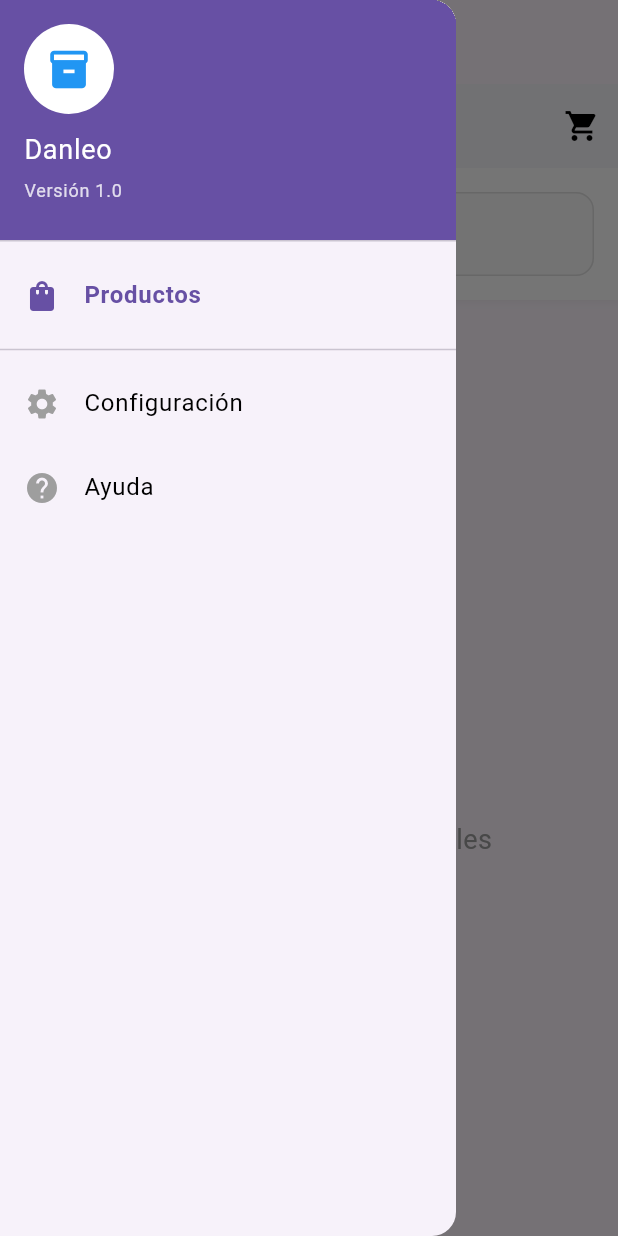
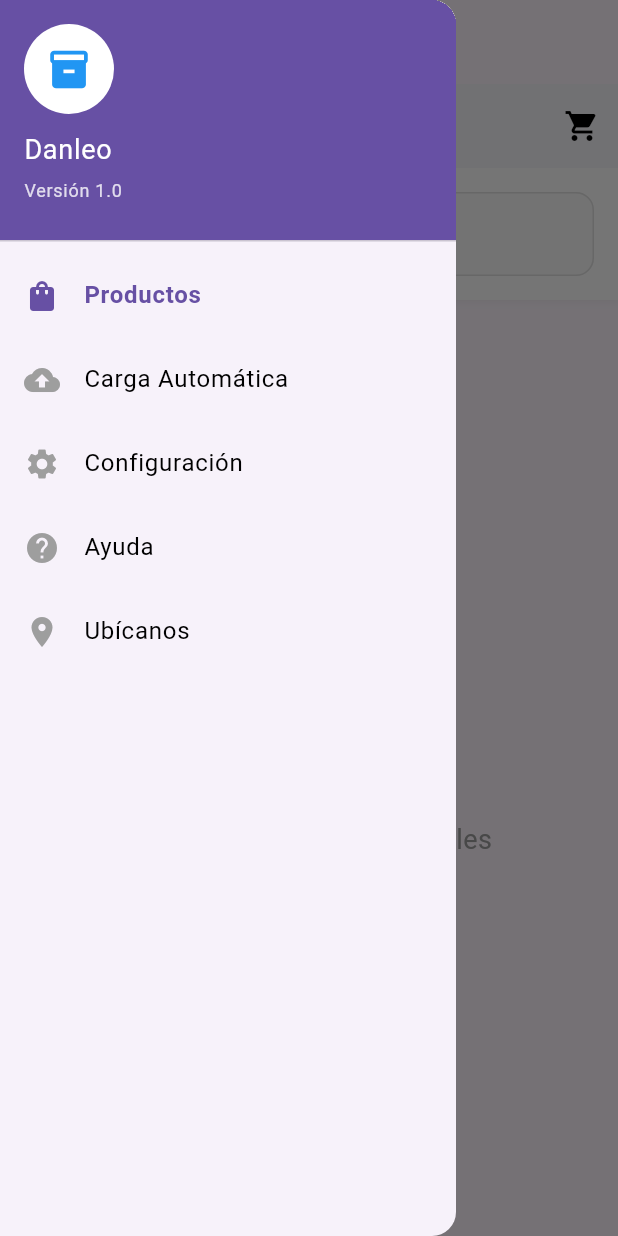
Before and after one commit to leonardaraujo/danleo-flutter, a Flutter app: the screen it shows after launch, with the side drawer open, on a phone screen of 412 x 824 dp. Run offline on Flutter 3.47's test engine with Material 3 defaults, Android fonts, the phone set to English and light mode, and no system bars; our stand-ins replace cloud_firestore, firebase_core, geolocator, google_maps_flutter; accounts and stored records are empty.

Commit message:
Primer commit del proyecto Danleo Flutter

```diff
--- a/lib/main.dart
+++ b/lib/main.dart
@@ -3,6 +3,7 @@ import 'package:firebase_core/firebase_core.dart';
 import 'widgets/product/productList.dart';
 import 'widgets/common/Sidebar.dart';
 import 'utils/AutoUpload.dart';
+import 'widgets/store/store_map_screen.dart'; // ✅ Importación del mapa
 
 void main() async {
   WidgetsFlutterBinding.ensureInitialized();
@@ -41,31 +42,26 @@ class _MainScreenState extends State<MainScreen> {
     setState(() {
       _selectedIndex = index;
     });
-    print('Seleccionado índice: $index'); // Añadido para depuración
+    print('Seleccionado índice: $index');
   }
 
   @override
   Widget build(BuildContext context) {
-    // Lista de widgets que representan las diferentes pantallas
     final List<Widget> screens = [
       const ProductList(),
-      const AutoUpload(), // Asegúrate de que este es el componente correcto
+      const AutoUpload(),
       const Center(child: Text('Configuración')),
       const Center(child: Text('Ayuda')),
+      const StoreMapScreen(), // ✅ Pantalla "Ubícanos" en índice 4
     ];
 
     return Scaffold(
-      appBar: AppBar(
-        title: Text(_getTitleByIndex(_selectedIndex)),
-      ),
+      appBar: AppBar(title: Text(_getTitleByIndex(_selectedIndex))),
       drawer: Sidebar(
         selectedIndex: _selectedIndex,
         onItemSelected: _onItemSelected,
       ),
-      body: IndexedStack(
-        index: _selectedIndex,
-        children: screens,
-      ),
+      body: IndexedStack(index: _selectedIndex, children: screens),
     );
   }
 
@@ -79,6 +75,8 @@ class _MainScreenState extends State<MainScreen> {
         return 'Configuración';
       case 3:
         return 'Ayuda';
+      case 4:
+        return 'Ubícanos'; // ✅ Nuevo título
       default:
         return 'Danleo';
     }
--- a/lib/widgets/cart/CartButton.dart
+++ b/lib/widgets/cart/CartButton.dart
@@ -3,7 +3,7 @@ import "../../services/cartService.dart";
 import 'CartPage.dart';
 
 class CartButton extends StatelessWidget {
-  const CartButton({Key? key}) : super(key: key);
+  const CartButton({super.key});
 
   @override
   Widget build(BuildContext context) {
@@ -20,9 +20,7 @@ class CartButton extends StatelessWidget {
               onPressed: () {
                 Navigator.push(
                   context,
-                  MaterialPageRoute(
-                    builder: (context) => const CartPage(),
-                  ),
+                  MaterialPageRoute(builder: (context) => const CartPage()),
                 );
               },
             ),
--- a/lib/widgets/cart/CartPage.dart
+++ b/lib/widgets/cart/CartPage.dart
@@ -2,7 +2,7 @@ import 'package:flutter/material.dart';
 import "../../services/cartService.dart";
 
 class CartPage extends StatelessWidget {
-  const CartPage({Key? key}) : super(key: key);
+  const CartPage({super.key});
 
   @override
   Widget build(BuildContext context) {
--- a/lib/widgets/common/Sidebar.dart
+++ b/lib/widgets/common/Sidebar.dart
@@ -5,10 +5,10 @@ class Sidebar extends StatelessWidget {
   final Function(int) onItemSelected;
 
   const Sidebar({
-    Key? key,
+    super.key,
     required this.selectedIndex,
     required this.onItemSelected,
-  }) : super(key: key);
+  });
 
   @override
   Widget build(BuildContext context) {
@@ -17,34 +17,25 @@ class Sidebar extends StatelessWidget {
         padding: EdgeInsets.zero,
         children: [
           DrawerHeader(
-            decoration: BoxDecoration(
-              color: Theme.of(context).primaryColor,
-            ),
+            decoration: BoxDecoration(color: Theme.of(context).primaryColor),
             child: Column(
               crossAxisAlignment: CrossAxisAlignment.start,
               children: [
                 const CircleAvatar(
                   radius: 30,
                   backgroundColor: Colors.white,
-                  child: Icon(
-                    Icons.inventory,
-                    size: 30,
-                    color: Colors.blue,
-                  ),
+                  child: Icon(Icons.inventory, size: 30, color: Colors.blue),
                 ),
                 const SizedBox(height: 10),
                 const Text(
                   'Danleo',
-                  style: TextStyle(
-                    color: Colors.white,
-                    fontSize: 18,
-                  ),
+                  style: TextStyle(color: Colors.white, fontSize: 18),
                 ),
                 const SizedBox(height: 5),
                 Text(
                   'Versión 1.0',
                   style: TextStyle(
-                    color: Colors.white.withOpacity(0.8),
+                    color: Colors.white.withAlpha((0.8 * 255).toInt()),
                     fontSize: 12,
                   ),
                 ),
@@ -57,18 +48,29 @@ class Sidebar extends StatelessWidget {
             title: 'Productos',
             index: 0,
           ),
-          const Divider(),
+          _buildMenuItem(
+            context: context,
+            icon: Icons.cloud_upload,
+            title: 'Carga Automática',
+            index: 1,
+          ),
           _buildMenuItem(
             context: context,
             icon: Icons.settings,
             title: 'Configuración',
-            index: 1,
+            index: 2,
           ),
           _buildMenuItem(
             context: context,
             icon: Icons.help,
             title: 'Ayuda',
-            index: 2,
+            index: 3,
+          ),
+          _buildMenuItem(
+            context: context,
+            icon: Icons.location_on,
+            title: 'Ubícanos',
+            index: 4,
           ),
         ],
       ),
@@ -97,7 +99,7 @@ class Sidebar extends StatelessWidget {
       selected: isSelected,
       onTap: () {
         onItemSelected(index);
-        Navigator.pop(context); // Cierra el drawer después de seleccionar
+        Navigator.pop(context); // Cierra el drawer
       },
     );
   }
--- a/lib/widgets/product/productList.dart
+++ b/lib/widgets/product/productList.dart
@@ -4,7 +4,7 @@ import '../cart/CartButton.dart';
 import 'ProductCard.dart';
 
 class ProductList extends StatefulWidget {
-  const ProductList({Key? key}) : super(key: key);
+  const ProductList({super.key});
 
   @override
   State<ProductList> createState() => _ProductListState();
@@ -41,7 +41,8 @@ class _ProductListState extends State<ProductList> {
   }
 
   void _onScroll() {
-    if (_scrollController.position.pixels >= _scrollController.position.maxScrollExtent - 200) {
+    if (_scrollController.position.pixels >=
+        _scrollController.position.maxScrollExtent - 200) {
       if (!_isLoadingMore && _hasMoreData && _searchQuery.isEmpty) {
         _loadMoreProducts();
       }
@@ -59,10 +60,13 @@ class _ProductListState extends State<ProductList> {
     if (_searchQuery.isEmpty) {
       _filteredProducts = List.from(_products);
     } else {
-      _filteredProducts = _products.where((product) {
+      _filteredProducts =
+          _products.where((product) {
             final name = product['nombre']?.toString().toLowerCase() ?? '';
-        final description = product['descripcion']?.toString().toLowerCase() ?? '';
-        return name.contains(_searchQuery) || description.contains(_searchQuery);
+            final description =
+                product['descripcion']?.toString().toLowerCase() ?? '';
+            return name.contains(_searchQuery) ||
+                description.contains(_searchQuery);
           }).toList();
     }
   }
@@ -84,7 +88,10 @@ class _ProductListState extends State<ProductList> {
     }
 
     try {
-      final products = await _productService.getProductsPaginated(_currentPage, _pageSize);
+      final products = await _productService.getProductsPaginated(
+        _currentPage,
+        _pageSize,
+      );
 
       setState(() {
         if (isRefresh) {
@@ -101,9 +108,9 @@ class _ProductListState extends State<ProductList> {
       setState(() {
         _isLoading = false;
       });
-      ScaffoldMessenger.of(context).showSnackBar(
-        SnackBar(content: Text('Error al cargar productos: $e')),
-      );
+      ScaffoldMessenger.of(
+        context,
+      ).showSnackBar(SnackBar(content: Text('Error al cargar productos: $e')));
     }
   }
 
@@ -116,7 +123,10 @@ class _ProductListState extends State<ProductList> {
 
     try {
       _currentPage++;
-      final newProducts = await _productService.getProductsPaginated(_currentPage, _pageSize);
+      final newProducts = await _productService.getProductsPaginated(
+        _currentPage,
+        _pageSize,
+      );
 
       setState(() {
         _products.addAll(newProducts);
@@ -152,9 +162,7 @@ class _ProductListState extends State<ProductList> {
         backgroundColor: Colors.white,
         foregroundColor: Colors.black,
         elevation: 1,
-        actions: const [
-          CartButton(),
-        ],
+        actions: const [CartButton()],
       ),
       body: Column(
         children: [
@@ -177,7 +185,8 @@ class _ProductListState extends State<ProductList> {
               decoration: InputDecoration(
                 hintText: 'Buscar productos...',
                 prefixIcon: const Icon(Icons.search),
-                suffixIcon: _searchQuery.isNotEmpty
+                suffixIcon:
+                    _searchQuery.isNotEmpty
                         ? IconButton(
                           icon: const Icon(Icons.clear),
                           onPressed: _clearSearch,
@@ -208,16 +217,14 @@ class _ProductListState extends State<ProductList> {
               padding: const EdgeInsets.symmetric(horizontal: 16, vertical: 8),
               child: Text(
                 '${_filteredProducts.length} resultado${_filteredProducts.length != 1 ? 's' : ''} encontrado${_filteredProducts.length != 1 ? 's' : ''}',
-                style: TextStyle(
-                  color: Colors.grey.shade600,
-                  fontSize: 14,
-                ),
+                style: TextStyle(color: Colors.grey.shade600, fontSize: 14),
               ),
             ),
 
           // Lista de productos
           Expanded(
-            child: _isLoading && _products.isEmpty
+            child:
+                _isLoading && _products.isEmpty
                     ? const Center(child: CircularProgressIndicator())
                     : _filteredProducts.isEmpty
                     ? Center(
@@ -259,13 +266,16 @@ class _ProductListState extends State<ProductList> {
                         child: GridView.builder(
                           controller: _scrollController,
                           physics: const AlwaysScrollableScrollPhysics(),
-                            gridDelegate: const SliverGridDelegateWithFixedCrossAxisCount(
+                          gridDelegate:
+                              const SliverGridDelegateWithFixedCrossAxisCount(
                                 crossAxisCount: 2,
                                 childAspectRatio: 0.7,
                                 crossAxisSpacing: 8,
                                 mainAxisSpacing: 8,
                               ),
-                            itemCount: _filteredProducts.length + (_isLoadingMore ? 2 : 0),
+                          itemCount:
+                              _filteredProducts.length +
+                              (_isLoadingMore ? 2 : 0),
                           itemBuilder: (context, index) {
                             if (index >= _filteredProducts.length) {
                               return const Center(
--- a/pubspec.yaml
+++ b/pubspec.yaml
@@ -11,6 +11,9 @@ dependencies:
     sdk: flutter
   firebase_core: ^3.13.0
   cloud_firestore: ^5.6.7
+  google_maps_flutter: ^2.5.0
+  geolocator: ^11.0.0
+  http: ^0.13.6
 
 dev_dependencies:
   flutter_test:
```
Also changed, not shown: lib/services/ProductService.dart (+51 -15 lines), lib/utils/AutoUpload.dart (+30 -25 lines), lib/widgets/product/ProductCard.dart (+7 -13 lines), lib/widgets/product/ProductPage.dart (+13 -25 lines), lib/widgets/store/store_map_screen.dart (added, +164 -0 lines), pubspec.lock, 5 other files. Lines whose indentation alone changed are shown as unchanged.
